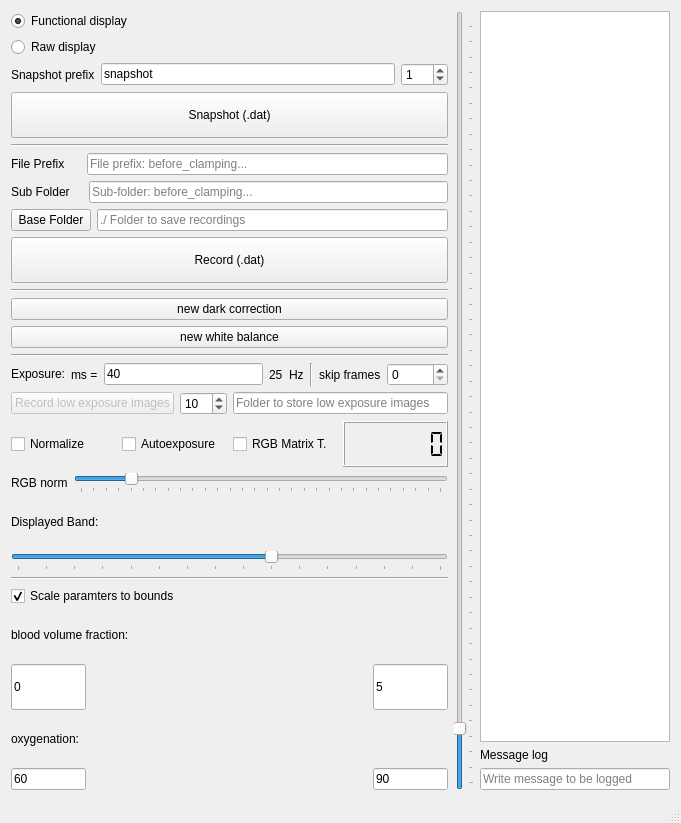
Qt form mainwindow.ui (IMSY-DKFZ/xilens) before a commit.
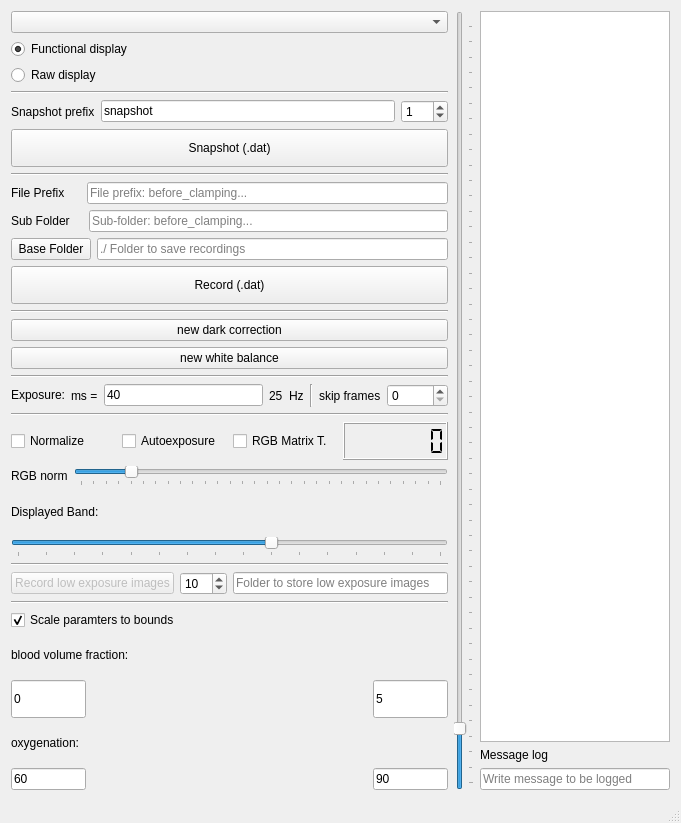
The same form after that commit. Icons and pictures are not drawn.

Commit message:
Added function to list available camera models and improved UI updates
A new function GetAvailableCameraModels() was added to mainwindow class which lists out all available camera models. This is an important feature to allow the application to support multiple types of cameras.

In addition, certain UI changes were refactored to be triggered from the main thread using QMetaObject::invokeMethod. This helps in avoiding potential synchronization issues and improve overall execution because Qt's GUI routines are not thread-safe and need to be called from the main thread.

```diff
--- a/mainwindow.ui
+++ b/mainwindow.ui
@@ -23,24 +23,24 @@
          <enum>QLayout::SetDefaultConstraint</enum>
         </property>
         <item>
-         <layout class="QVBoxLayout" name="verticalLayout_2">
-          <property name="sizeConstraint">
-           <enum>QLayout::SetDefaultConstraint</enum>
+         <widget class="QComboBox" name="cameraListComboBox">
+          <property name="editable">
+           <bool>false</bool>
           </property>
-          <item>
-           <widget class="QRadioButton" name="functionalRadioButton">
-            <property name="enabled">
-             <bool>true</bool>
-            </property>
-            <property name="text">
-             <string>Functional display</string>
-            </property>
-            <property name="checked">
-             <bool>true</bool>
-            </property>
-           </widget>
-          </item>
-         </layout>
+         </widget>
+        </item>
+        <item>
+         <widget class="QRadioButton" name="functionalRadioButton">
+          <property name="enabled">
+           <bool>true</bool>
+          </property>
+          <property name="text">
+           <string>Functional display</string>
+          </property>
+          <property name="checked">
+           <bool>true</bool>
+          </property>
+         </widget>
         </item>
         <item>
          <widget class="QRadioButton" name="radioButtonRaw">
@@ -49,6 +49,13 @@
           </property>
          </widget>
         </item>
+        <item>
+         <widget class="Line" name="line_6">
+          <property name="orientation">
+           <enum>Qt::Horizontal</enum>
+          </property>
+         </widget>
+        </item>
         <item>
          <layout class="QHBoxLayout" name="horizontalLayout_12">
           <item>
@@ -298,47 +305,11 @@
          </layout>
         </item>
         <item>
-         <layout class="QHBoxLayout" name="horizontalLayout_6">
-          <item>
-           <widget class="QPushButton" name="recLowExposureImagesButton">
-            <property name="enabled">
-             <bool>false</bool>
-            </property>
-            <property name="toolTip">
-             <string>Start recording to enable this button</string>
-            </property>
-            <property name="text">
-             <string>Record low exposure images</string>
-            </property>
-           </widget>
-          </item>
-          <item>
-           <widget class="QSpinBox" name="nLowExposureImages">
-            <property name="minimum">
-             <number>1</number>
-            </property>
-            <property name="maximum">
-             <number>100</number>
-            </property>
-            <property name="value">
-             <number>10</number>
-            </property>
-           </widget>
-          </item>
-          <item>
-           <widget class="QLineEdit" name="folderLowExposureImages">
-            <property name="enabled">
-             <bool>true</bool>
-            </property>
-            <property name="text">
-             <string/>
-            </property>
-            <property name="placeholderText">
-             <string>Folder to store low exposure images</string>
-            </property>
-           </widget>
-          </item>
-         </layout>
+         <widget class="Line" name="line_7">
+          <property name="orientation">
+           <enum>Qt::Horizontal</enum>
+          </property>
+         </widget>
         </item>
         <item>
          <layout class="QHBoxLayout" name="horizontalLayout_8">
@@ -468,6 +439,56 @@
           </property>
          </widget>
         </item>
+        <item>
+         <layout class="QHBoxLayout" name="horizontalLayout_6">
+          <item>
+           <widget class="QPushButton" name="recLowExposureImagesButton">
+            <property name="enabled">
+             <bool>false</bool>
+            </property>
+            <property name="toolTip">
+             <string>Start recording to enable this button</string>
+            </property>
+            <property name="text">
+             <string>Record low exposure images</string>
+            </property>
+           </widget>
+          </item>
+          <item>
+           <widget class="QSpinBox" name="nLowExposureImages">
+            <property name="minimum">
+             <number>1</number>
+            </property>
+            <property name="maximum">
+             <number>100</number>
+            </property>
+            <property name="value">
+             <number>10</number>
+            </property>
+           </widget>
+          </item>
+          <item>
+           <widget class="QLineEdit" name="folderLowExposureImages">
+            <property name="enabled">
+             <bool>true</bool>
+            </property>
+            <property name="text">
+             <string/>
+            </property>
+            <property name="placeholderText">
+             <string>Folder to store low exposure images</string>
+            </property>
+           </widget>
+          </item>
+         </layout>
+        </item>
+        <item>
+         <widget class="Line" name="line_8">
+          <property name="orientation">
+           <enum>Qt::Horizontal</enum>
+          </property>
+         </widget>
+        </item>
         <item>
          <widget class="QCheckBox" name="ScaleParamtersCheckBox">
           <property name="text">
```
Left out of the diff: 8 changed lines with no effect on the pictures. The commit also changes 2 other files.
